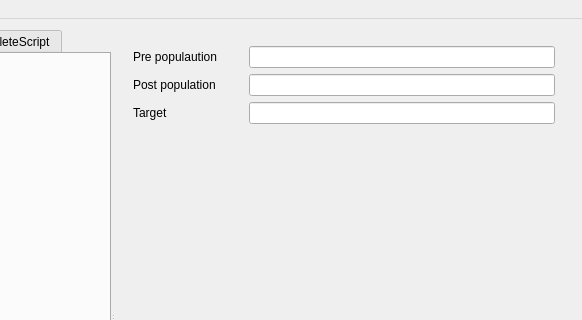
Before: the Qt Designer form ANNarchy4/editor/ANNarchyEditor.ui in ANNarchy/ANNarchy, drawn with Qt 5; both pictures show x 498 to 1080 and y 0 to 320 of the 1080 by 624 pixel window.
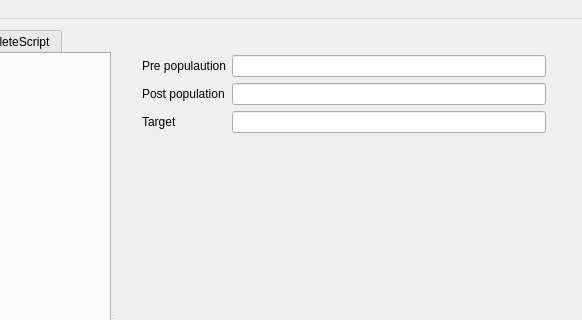
After: the same form once the commit is applied. The open tabs and pages were chosen to show the change. Custom widgets are drawn as their Qt base class.

Commit message: Added creation of projections via the editor. The projection view shows some informations about the selected one.

```diff
--- a/ANNarchy4/editor/ANNarchyEditor.ui
+++ b/ANNarchy4/editor/ANNarchyEditor.ui
@@ -297,27 +297,30 @@
            <widget class="QWidget" name="page_6">
             <layout class="QGridLayout" name="gridLayout_3">
              <item row="0" column="0">
+              <widget class="ProjView" name="proj_view" native="true">
+               <layout class="QGridLayout" name="gridLayout_6">
+                <item row="0" column="0">
               <widget class="QLabel" name="label_11">
                <property name="text">
                 <string>Pre populaution</string>
                </property>
               </widget>
              </item>
-             <item row="0" column="2">
+                <item row="0" column="1">
               <widget class="QLineEdit" name="pre_name">
                <property name="acceptDrops">
                 <bool>false</bool>
                </property>
               </widget>
              </item>
-             <item row="1" column="0" colspan="2">
+                <item row="1" column="0">
               <widget class="QLabel" name="label_12">
                <property name="text">
                 <string>Post population</string>
                </property>
               </widget>
              </item>
-             <item row="1" column="2">
+                <item row="1" column="1">
               <widget class="QLineEdit" name="post_name">
                <property name="acceptDrops">
                 <bool>false</bool>
@@ -331,7 +334,7 @@
                </property>
               </widget>
              </item>
-             <item row="2" column="2">
+                <item row="2" column="1">
               <widget class="QLineEdit" name="target">
                <property name="acceptDrops">
                 <bool>false</bool>
@@ -353,6 +356,9 @@
              </item>
             </layout>
            </widget>
+             </item>
+            </layout>
+           </widget>
           </widget>
          </item>
         </layout>
@@ -761,6 +767,16 @@
     <slot>pop_geo_changed()</slot>
    </slots>
   </customwidget>
+  <customwidget>
+   <class>ProjView</class>
+   <extends>QWidget</extends>
+   <header>NetWidget.h</header>
+   <container>1</container>
+   <slots>
+    <slot>initialize()</slot>
+    <slot>update_projection(int)</slot>
+   </slots>
+  </customwidget>
  </customwidgets>
  <resources/>
  <connections>
```
Left out of the diff: 37 changed lines with no effect on the pictures. Lines whose indentation alone changed are shown as unchanged. The commit also changes 8 other files.
